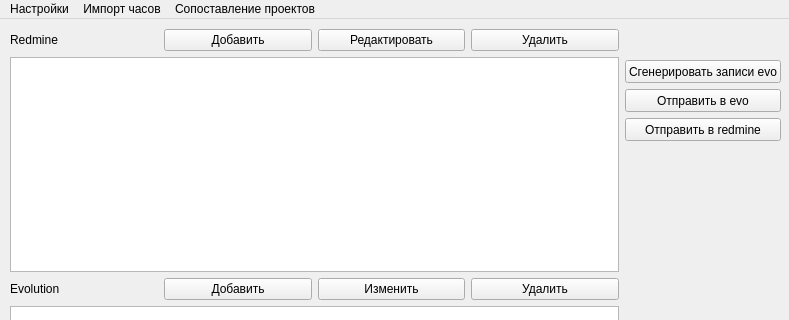
positron48/pyTime, file view/main.ui: the form before one commit; both pictures show x 0 to 789 and y 0 to 320 of the 789 by 530 pixel window.
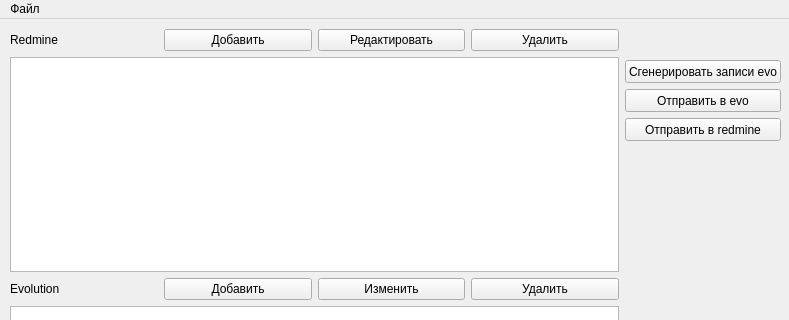
The form after the commit. Icons and pictures are not drawn.

Commit message: сохранение в конфиг из окна, рефакторинг окна настроек

Diff of the .ui file:
```diff
--- a/view/main.ui
+++ b/view/main.ui
@@ -161,24 +161,20 @@
    </property>
    <widget class="QMenu" name="menu">
     <property name="title">
-     <string>Настройки</string>
+     <string>Файл</string>
     </property>
-   </widget>
-   <widget class="QMenu" name="menu_2">
-    <property name="title">
-     <string>Сопоставление проектов</string>
-    </property>
-   </widget>
-   <widget class="QMenu" name="menu_Hamster">
-    <property name="title">
-     <string>Импорт часов</string>
-    </property>
-    <addaction name="actionHamster"/>
-    <addaction name="actionRedmine"/>
+    <widget class="QMenu" name="menu2">
+     <property name="title">
+      <string>Импорт часов</string>
+     </property>
+     <addaction name="importFromRedmine"/>
+     <addaction name="importFromHamster"/>
+    </widget>
+    <addaction name="menuSettings"/>
+    <addaction name="menu2"/>
+    <addaction name="setProjects"/>
    </widget>
    <addaction name="menu"/>
-   <addaction name="menu_Hamster"/>
-   <addaction name="menu_2"/>
   </widget>
   <action name="actionHamster">
    <property name="text">
```
Left out of the diff: 26 changed lines with no effect on the pictures. The commit also changes 6 other files.
